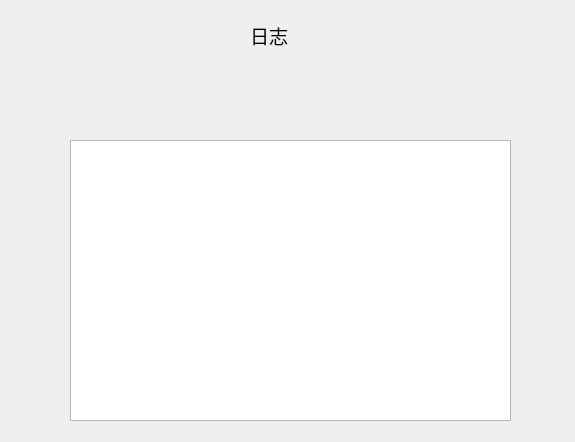
Qt form Qt/Train/plaintable.ui (pascalprimer/DataStructure) before a commit.
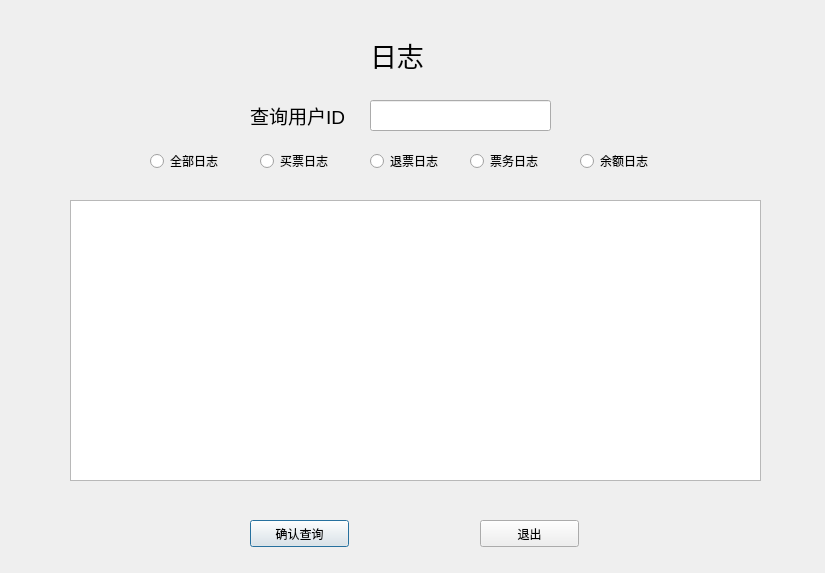
The same form after that commit.

Diff of the .ui file:
```diff
--- a/Qt/Train/plaintable.ui
+++ b/Qt/Train/plaintable.ui
@@ -6,8 +6,8 @@
    <rect>
     <x>0</x>
     <y>0</y>
-    <width>575</width>
-    <height>442</height>
+    <width>825</width>
+    <height>573</height>
    </rect>
   </property>
   <property name="windowTitle">
@@ -17,8 +17,8 @@
    <property name="geometry">
     <rect>
      <x>70</x>
-     <y>140</y>
-     <width>441</width>
+     <y>200</y>
+     <width>691</width>
      <height>281</height>
     </rect>
    </property>
@@ -26,14 +26,128 @@
   <widget class="QLabel" name="label">
    <property name="geometry">
     <rect>
-     <x>250</x>
-     <y>20</y>
+     <x>370</x>
+     <y>30</y>
      <width>201</width>
+     <height>51</height>
+    </rect>
+   </property>
+   <property name="text">
+    <string>&lt;html&gt;&lt;head/&gt;&lt;body&gt;&lt;p&gt;&lt;span style=&quot; font-size:20pt;&quot;&gt;日志&lt;/span&gt;&lt;/p&gt;&lt;/body&gt;&lt;/html&gt;</string>
+   </property>
+  </widget>
+  <widget class="QRadioButton" name="radioButton">
+   <property name="geometry">
+    <rect>
+     <x>150</x>
+     <y>150</y>
+     <width>117</width>
+     <height>22</height>
+    </rect>
+   </property>
+   <property name="text">
+    <string>全部日志</string>
+   </property>
+  </widget>
+  <widget class="QRadioButton" name="radioButton_2">
+   <property name="geometry">
+    <rect>
+     <x>260</x>
+     <y>150</y>
+     <width>117</width>
+     <height>22</height>
+    </rect>
+   </property>
+   <property name="text">
+    <string>买票日志</string>
+   </property>
+  </widget>
+  <widget class="QRadioButton" name="radioButton_3">
+   <property name="geometry">
+    <rect>
+     <x>370</x>
+     <y>150</y>
+     <width>117</width>
+     <height>22</height>
+    </rect>
+   </property>
+   <property name="text">
+    <string>退票日志</string>
+   </property>
+  </widget>
+  <widget class="QPushButton" name="enterButton">
+   <property name="geometry">
+    <rect>
+     <x>250</x>
+     <y>520</y>
+     <width>99</width>
+     <height>27</height>
+    </rect>
+   </property>
+   <property name="text">
+    <string>确认查询</string>
+   </property>
+  </widget>
+  <widget class="QLabel" name="label_2">
+   <property name="geometry">
+    <rect>
+     <x>250</x>
+     <y>100</y>
+     <width>111</width>
      <height>31</height>
     </rect>
    </property>
    <property name="text">
-    <string>&lt;html&gt;&lt;head/&gt;&lt;body&gt;&lt;p&gt;&lt;span style=&quot; font-size:14pt;&quot;&gt;日志&lt;/span&gt;&lt;/p&gt;&lt;/body&gt;&lt;/html&gt;</string>
+    <string>&lt;html&gt;&lt;head/&gt;&lt;body&gt;&lt;p&gt;&lt;span style=&quot; font-size:14pt;&quot;&gt;查询用户ID&lt;/span&gt;&lt;/p&gt;&lt;/body&gt;&lt;/html&gt;</string>
+   </property>
+  </widget>
+  <widget class="QLineEdit" name="userEdit">
+   <property name="geometry">
+    <rect>
+     <x>370</x>
+     <y>100</y>
+     <width>181</width>
+     <height>31</height>
+    </rect>
+   </property>
+  </widget>
+  <widget class="QRadioButton" name="radioButton_4">
+   <property name="geometry">
+    <rect>
+     <x>470</x>
+     <y>150</y>
+     <width>117</width>
+     <height>22</height>
+    </rect>
+   </property>
+   <property name="text">
+    <string>票务日志</string>
+   </property>
+  </widget>
+  <widget class="QRadioButton" name="radioButton_5">
+   <property name="geometry">
+    <rect>
+     <x>580</x>
+     <y>150</y>
+     <width>117</width>
+     <height>22</height>
+    </rect>
+   </property>
+   <property name="text">
+    <string>余额日志</string>
+   </property>
+  </widget>
+  <widget class="QPushButton" name="quitButton">
+   <property name="geometry">
+    <rect>
+     <x>480</x>
+     <y>520</y>
+     <width>99</width>
+     <height>27</height>
+    </rect>
+   </property>
+   <property name="text">
+    <string>退出</string>
    </property>
   </widget>
  </widget>
```
